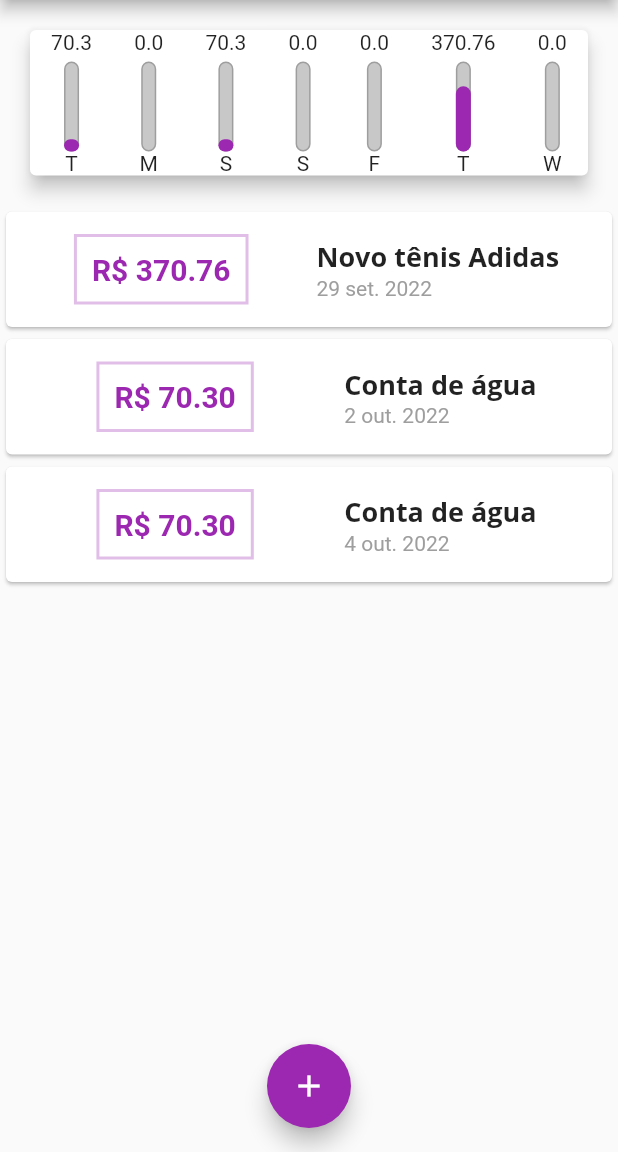
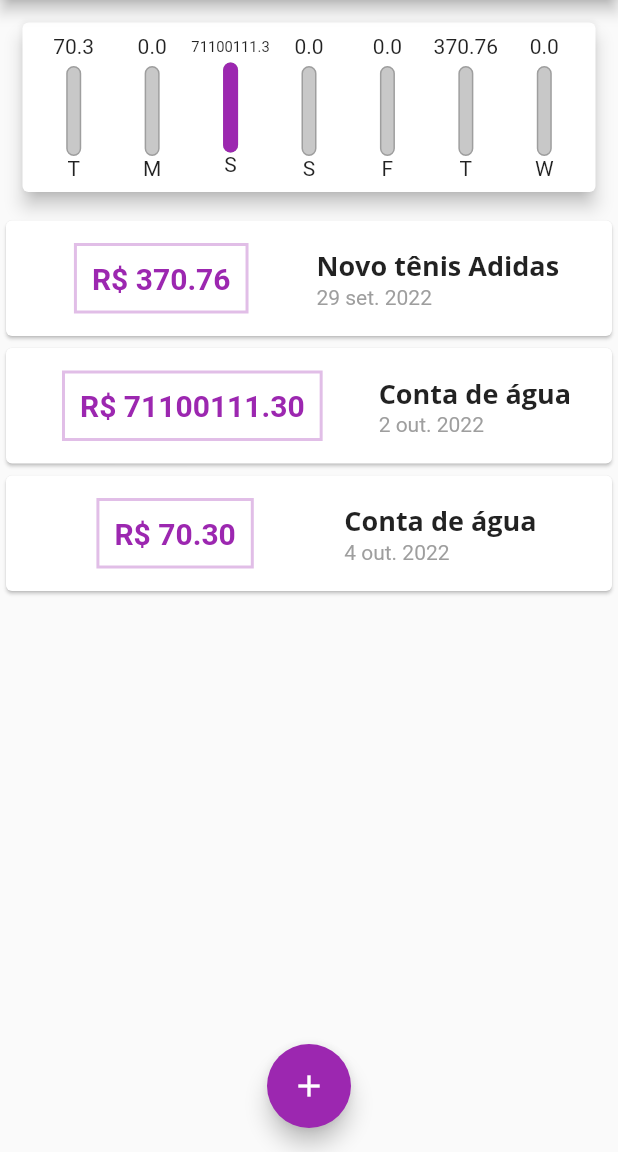
Before and after one commit to fvieir/Flutter-despesas_pessoais, a Flutter app: the screen it shows after launch, on a phone screen of 412 x 824 dp, the part 84-1236 px from its top. Run offline on Flutter 3.47's test engine with Material 2 defaults, Android fonts, the phone set to English and light mode, and no system bars.

Commit message:
Ajusando alinhamento do layout com flexible e FittedBox

```diff
--- a/lib/components/chart.dart
+++ b/lib/components/chart.dart
@@ -43,16 +43,22 @@ class Chart extends StatelessWidget {
   Widget build(BuildContext context) {
     return Card(
       elevation: 5,
-      margin: const EdgeInsets.all(20),
+      margin: const EdgeInsets.all(15),
+      child: Padding(
+        padding: const EdgeInsets.all(8.0),
         child: Row(
           mainAxisAlignment: MainAxisAlignment.spaceAround,
           children: groupedTransantion.map((tr) {
-          return ChartBar(
+            return Flexible(
+              fit: FlexFit.tight,
+              child: ChartBar(
                 label: tr['day'] as String,
                 value: tr['value'] as double,
                 percentage: (tr['value'] as double) / _weekTotalValue,
+              ),
             );
           }).toList(),
+        ),
       ),
     );
   }
--- a/lib/components/chart_bar.dart
+++ b/lib/components/chart_bar.dart
@@ -15,7 +15,11 @@ class ChartBar extends StatelessWidget {
   Widget build(BuildContext context) {
     return Column(
       children: [
-        Text(value.toString()),
+        FittedBox(
+          child: Text(
+            value.toString(),
+          ),
+        ),
         const SizedBox(height: 5),
         SizedBox(
           height: 60,
--- a/lib/main.dart
+++ b/lib/main.dart
@@ -68,7 +68,7 @@ class _MyHomePageState extends State<MyHomePage> {
     Transaction(
       id: 't2',
       title: 'Conta de água',
-      value: 70.3,
+      value: 71100111.3,
       date: DateTime.now().subtract(
         const Duration(
           days: 2,
```
Lines whose indentation alone changed are shown as unchanged.
